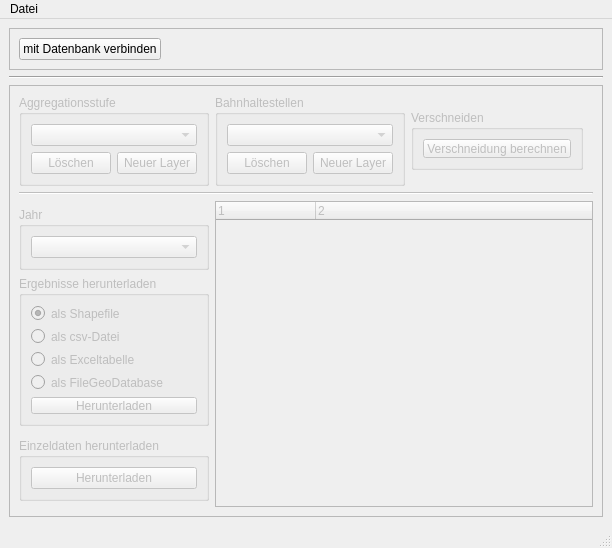
Before: the Qt Designer form src/verschneidungstool/PyQt/main.ui in MaxBo/verschneidungstool, drawn with Qt 5.
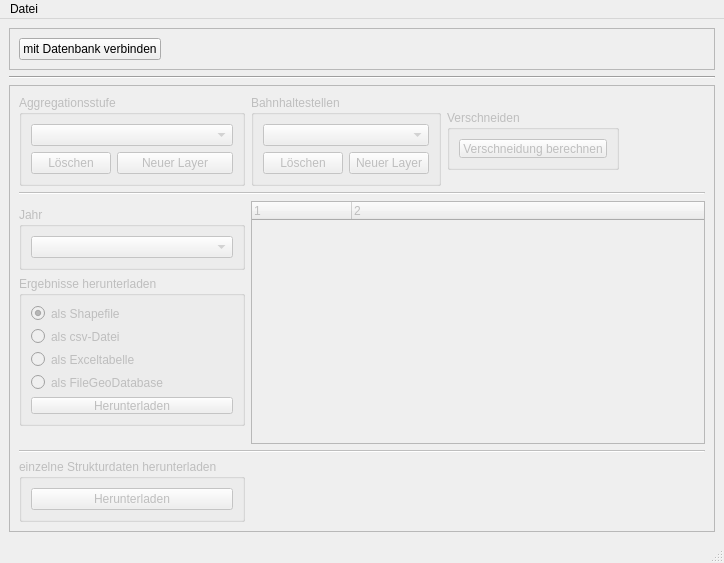
After: the same form once the commit is applied. Icons and pictures are not drawn.

What changed in the file:
```diff
--- a/src/verschneidungstool/PyQt/main.ui
+++ b/src/verschneidungstool/PyQt/main.ui
@@ -6,8 +6,8 @@
    <rect>
     <x>0</x>
     <y>0</y>
-    <width>612</width>
-    <height>546</height>
+    <width>724</width>
+    <height>540</height>
    </rect>
   </property>
   <property name="windowTitle">
@@ -65,111 +65,14 @@
          <enum>QFrame::Raised</enum>
         </property>
         <layout class="QGridLayout" name="gridLayout_2">
-         <item row="0" column="1">
-          <widget class="QGroupBox" name="groupBox">
-           <property name="sizePolicy">
-            <sizepolicy hsizetype="Preferred" vsizetype="Preferred">
-             <horstretch>0</horstretch>
-             <verstretch>0</verstretch>
-            </sizepolicy>
+         <item row="6" column="1" colspan="4">
+          <widget class="Line" name="line">
+           <property name="orientation">
+            <enum>Qt::Horizontal</enum>
            </property>
-           <property name="minimumSize">
-            <size>
-             <width>0</width>
-             <height>0</height>
-            </size>
-           </property>
-           <property name="title">
-            <string>Aggregationsstufe</string>
-           </property>
-           <layout class="QVBoxLayout" name="verticalLayout_5">
-            <item>
-             <widget class="QComboBox" name="layer_combo">
-              <property name="minimumSize">
-               <size>
-                <width>150</width>
-                <height>0</height>
-               </size>
-              </property>
-             </widget>
-            </item>
-            <item>
-             <layout class="QHBoxLayout" name="horizontalLayout">
-              <item>
-               <widget class="QPushButton" name="delete_layer_button">
-                <property name="sizePolicy">
-                 <sizepolicy hsizetype="Fixed" vsizetype="Fixed">
-                  <horstretch>0</horstretch>
-                  <verstretch>0</verstretch>
-                 </sizepolicy>
-                </property>
-                <property name="text">
-                 <string>Löschen</string>
-                </property>
-               </widget>
-              </item>
-              <item>
-               <widget class="QPushButton" name="add_layer_button">
-                <property name="maximumSize">
-                 <size>
-                  <width>150</width>
-                  <height>16777215</height>
-                 </size>
-                </property>
-                <property name="text">
-                 <string>Neuer Layer</string>
-                </property>
-               </widget>
-              </item>
-             </layout>
-            </item>
-           </layout>
           </widget>
          </item>
          <item row="9" column="1">
-          <spacer name="verticalSpacer_3">
-           <property name="orientation">
-            <enum>Qt::Vertical</enum>
-           </property>
-           <property name="sizeHint" stdset="0">
-            <size>
-             <width>20</width>
-             <height>40</height>
-            </size>
-           </property>
-          </spacer>
-         </item>
-         <item row="6" column="2" rowspan="6" colspan="3">
-          <widget class="QTreeWidget" name="structure_tree">
-           <property name="columnCount">
-            <number>2</number>
-           </property>
-           <column>
-            <property name="text">
-             <string notr="true">1</string>
-            </property>
-           </column>
-           <column>
-            <property name="text">
-             <string notr="true">2</string>
-            </property>
-           </column>
-          </widget>
-         </item>
-         <item row="6" column="1">
-          <spacer name="verticalSpacer">
-           <property name="orientation">
-            <enum>Qt::Vertical</enum>
-           </property>
-           <property name="sizeHint" stdset="0">
-            <size>
-             <width>20</width>
-             <height>40</height>
-            </size>
-           </property>
-          </spacer>
-         </item>
-         <item row="8" column="1">
           <widget class="QGroupBox" name="download_frame">
            <property name="enabled">
             <bool>false</bool>
@@ -243,22 +146,6 @@
            </layout>
           </widget>
          </item>
-         <item row="7" column="1">
-          <widget class="QGroupBox" name="groupBox_2">
-           <property name="title">
-            <string>Jahr</string>
-           </property>
-           <layout class="QVBoxLayout" name="verticalLayout">
-            <item>
-             <widget class="QComboBox" name="year_combo">
-              <property name="layoutDirection">
-               <enum>Qt::LeftToRight</enum>
-              </property>
-             </widget>
-            </item>
-           </layout>
-          </widget>
-         </item>
          <item row="0" column="2">
           <widget class="QGroupBox" name="groupBox_3">
            <property name="title">
@@ -308,37 +195,80 @@
            </layout>
           </widget>
          </item>
-         <item row="10" column="1">
-          <widget class="QGroupBox" name="download_tables_frame">
-           <property name="enabled">
-            <bool>false</bool>
+         <item row="8" column="1">
+          <widget class="QGroupBox" name="groupBox_2">
+           <property name="title">
+            <string>Jahr</string>
            </property>
+           <layout class="QVBoxLayout" name="verticalLayout">
+            <item>
+             <widget class="QComboBox" name="year_combo">
+              <property name="layoutDirection">
+               <enum>Qt::LeftToRight</enum>
+              </property>
+             </widget>
+            </item>
+           </layout>
+          </widget>
+         </item>
+         <item row="0" column="1">
+          <widget class="QGroupBox" name="groupBox">
            <property name="sizePolicy">
-            <sizepolicy hsizetype="Fixed" vsizetype="Preferred">
+            <sizepolicy hsizetype="Preferred" vsizetype="Preferred">
              <horstretch>0</horstretch>
              <verstretch>0</verstretch>
             </sizepolicy>
            </property>
-           <property name="maximumSize">
+           <property name="minimumSize">
             <size>
-             <width>300</width>
-             <height>150</height>
+             <width>0</width>
+             <height>0</height>
             </size>
            </property>
            <property name="title">
-            <string>Einzeldaten herunterladen</string>
+            <string>Aggregationsstufe</string>
            </property>
-           <layout class="QVBoxLayout" name="verticalLayout_8">
+           <layout class="QVBoxLayout" name="verticalLayout_5">
             <item>
-             <widget class="QPushButton" name="download_tables_button">
-              <property name="enabled">
-               <bool>false</bool>
-              </property>
-              <property name="text">
-               <string>Herunterladen</string>
+             <widget class="QComboBox" name="layer_combo">
+              <property name="minimumSize">
+               <size>
+                <width>150</width>
+                <height>0</height>
+               </size>
               </property>
              </widget>
             </item>
+            <item>
+             <layout class="QHBoxLayout" name="horizontalLayout">
+              <item>
+               <widget class="QPushButton" name="delete_layer_button">
+                <property name="sizePolicy">
+                 <sizepolicy hsizetype="Fixed" vsizetype="Fixed">
+                  <horstretch>0</horstretch>
+                  <verstretch>0</verstretch>
+                 </sizepolicy>
+                </property>
+                <property name="text">
+                 <string>Löschen</string>
+                </property>
+               </widget>
+              </item>
+              <item>
+               <widget class="QPushButton" name="add_layer_button">
+                <property name="maximumSize">
+                 <size>
+                  <width>150</width>
+                  <height>16777215</height>
+                 </size>
+                </property>
+                <property name="text">
+                 <string>Neuer Layer</string>
+                </property>
+               </widget>
+              </item>
+             </layout>
+            </item>
            </layout>
           </widget>
          </item>
@@ -382,13 +312,116 @@
            </layout>
           </widget>
          </item>
-         <item row="5" column="1" colspan="4">
-          <widget class="Line" name="line">
+         <item row="10" column="1">
+          <spacer name="verticalSpacer_3">
            <property name="orientation">
+            <enum>Qt::Vertical</enum>
+           </property>
+           <property name="sizeHint" stdset="0">
+            <size>
+             <width>20</width>
+             <height>40</height>
+            </size>
+           </property>
+          </spacer>
+         </item>
+         <item row="7" column="2" rowspan="6" colspan="3">
+          <widget class="QTreeWidget" name="structure_tree">
+           <property name="columnCount">
+            <number>2</number>
+           </property>
+           <column>
+            <property name="text">
+             <string notr="true">1</string>
+            </property>
+           </column>
+           <column>
+            <property name="text">
+             <string notr="true">2</string>
+            </property>
+           </column>
+          </widget>
+         </item>
+         <item row="7" column="1">
+          <spacer name="verticalSpacer">
+           <property name="orientation">
+            <enum>Qt::Vertical</enum>
+           </property>
+           <property name="sizeHint" stdset="0">
+            <size>
+             <width>20</width>
+             <height>40</height>
+            </size>
+           </property>
+          </spacer>
+         </item>
+         <item row="14" column="1">
+          <widget class="QGroupBox" name="download_tables_frame">
+           <property name="enabled">
+            <bool>false</bool>
+           </property>
+           <property name="sizePolicy">
+            <sizepolicy hsizetype="Fixed" vsizetype="Preferred">
+             <horstretch>0</horstretch>
+             <verstretch>0</verstretch>
+            </sizepolicy>
+           </property>
+           <property name="maximumSize">
+            <size>
+             <width>300</width>
+             <height>150</height>
+            </size>
+           </property>
+           <property name="title">
+            <string>einzelne Strukturdaten herunterladen</string>
+           </property>
+           <layout class="QVBoxLayout" name="verticalLayout_8">
+            <item>
+             <widget class="QPushButton" name="download_tables_button">
+              <property name="enabled">
+               <bool>false</bool>
+              </property>
+              <property name="text">
+               <string>Herunterladen</string>
+              </property>
+             </widget>
+            </item>
+           </layout>
+          </widget>
+         </item>
+         <item row="13" column="1" colspan="4">
+          <widget class="Line" name="line_3">
+           <property name="orientation">
             <enum>Qt::Horizontal</enum>
            </property>
           </widget>
          </item>
+         <item row="0" column="4">
+          <spacer name="horizontalSpacer">
+           <property name="orientation">
+            <enum>Qt::Horizontal</enum>
+           </property>
+           <property name="sizeHint" stdset="0">
+            <size>
+             <width>40</width>
+             <height>20</height>
+            </size>
+           </property>
+          </spacer>
+         </item>
+         <item row="14" column="2" colspan="3">
+          <spacer name="horizontalSpacer_2">
+           <property name="orientation">
+            <enum>Qt::Horizontal</enum>
+           </property>
+           <property name="sizeHint" stdset="0">
+            <size>
+             <width>40</width>
+             <height>20</height>
+            </size>
+           </property>
+          </spacer>
+         </item>
         </layout>
        </widget>
       </item>
@@ -401,7 +434,7 @@
     <rect>
      <x>0</x>
      <y>0</y>
-     <width>612</width>
+     <width>724</width>
      <height>21</height>
     </rect>
    </property>
```
